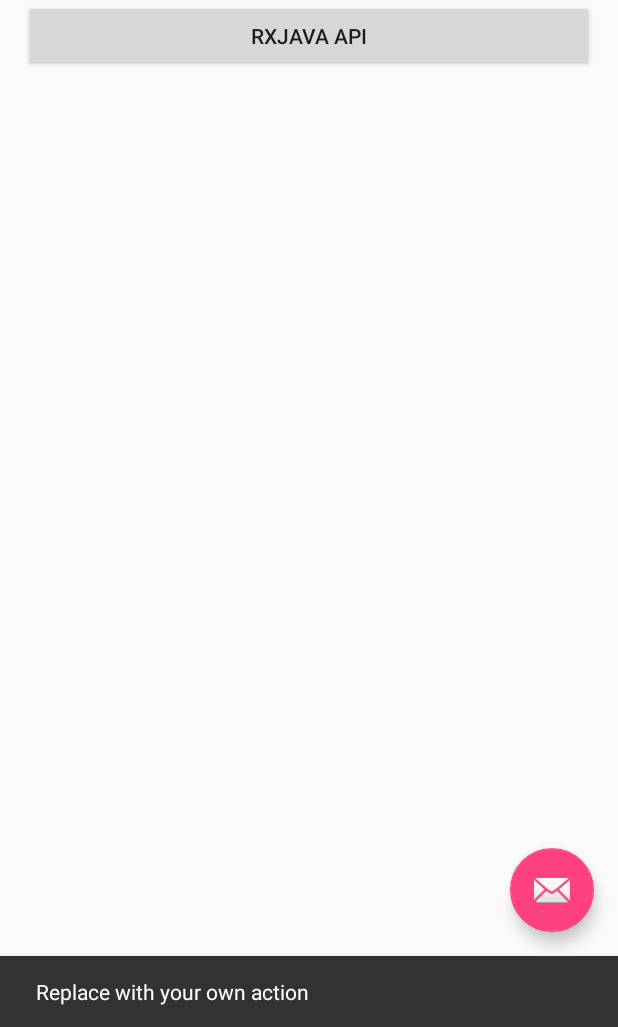
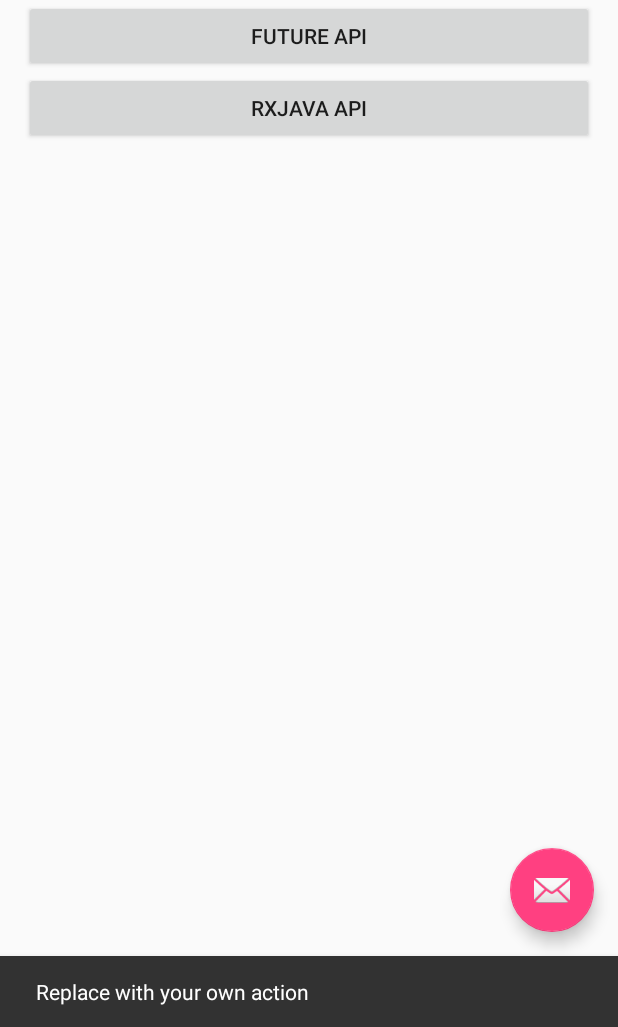
Before and after one commit to suzp1984/RxJavaDemo, an Android app: the screen it shows after launch (MainActivity), after a tap on an icon or button, on a phone screen of 412 x 824 dp, the part 209-1236 px from its top. Run offline under Robolectric (Android 15) with nearby library versions, the phone set to English and light mode, and no system bars; our stand-ins replace ButterKnife.

Commit message:
adding future api

```diff
--- a/rxjava/src/main/res/layout/content_main.xml
+++ b/rxjava/src/main/res/layout/content_main.xml
@@ -26,8 +26,15 @@
         android:text="@string/blocking_api"/>
 
     <Button
+        android:id="@+id/future_api"
+        android:layout_below="@id/blocking_api"
+        android:layout_width="match_parent"
+        android:layout_height="wrap_content"
+        android:text="@string/future_api"/>
+
+    <Button
         android:id="@+id/rxjava_api"
-        android:layout_below="@id/blocking_api"
+        android:layout_below="@id/future_api"
         android:layout_width="match_parent"
         android:layout_height="wrap_content"
         android:text="@string/rxjava_api"/>
--- a/rxjava/src/main/res/values/strings.xml
+++ b/rxjava/src/main/res/values/strings.xml
@@ -3,4 +3,5 @@
     <string name="action_settings">Settings</string>
     <string name="blocking_api">blocking api</string>
     <string name="rxjava_api">rxjava api</string>
+    <string name="future_api">Future Api</string>
 </resources>
```
Also changed, not shown: rxjava/src/main/java/suzp1984/github/io/rxjavademo/FutureApi.java (added, +43 -0 lines), rxjava/src/main/java/suzp1984/github/io/rxjavademo/MainActivity.java (+17 -0 lines).
